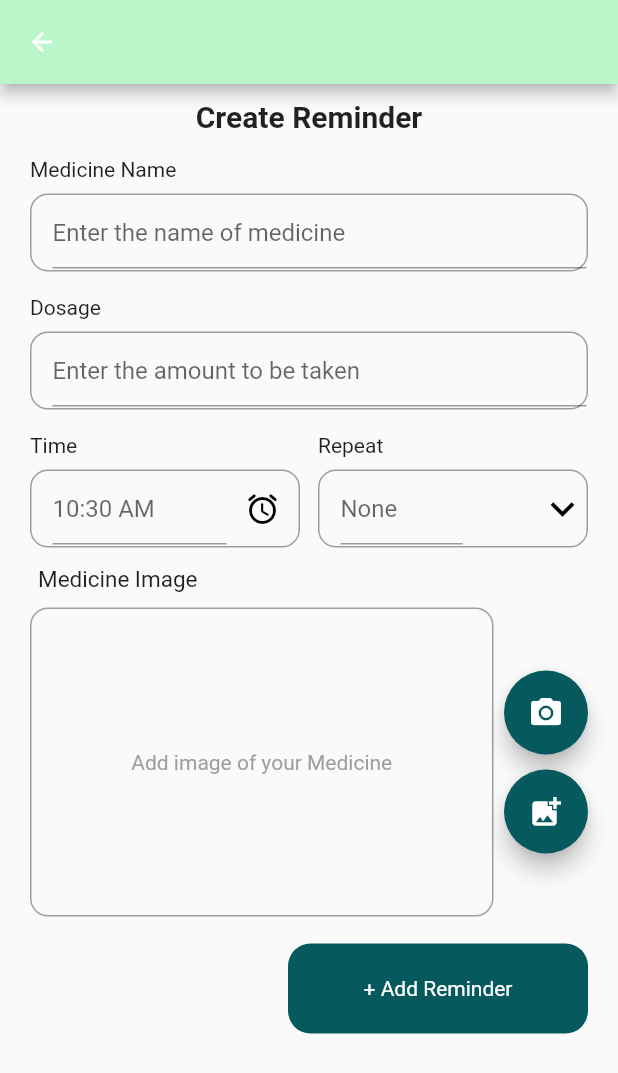
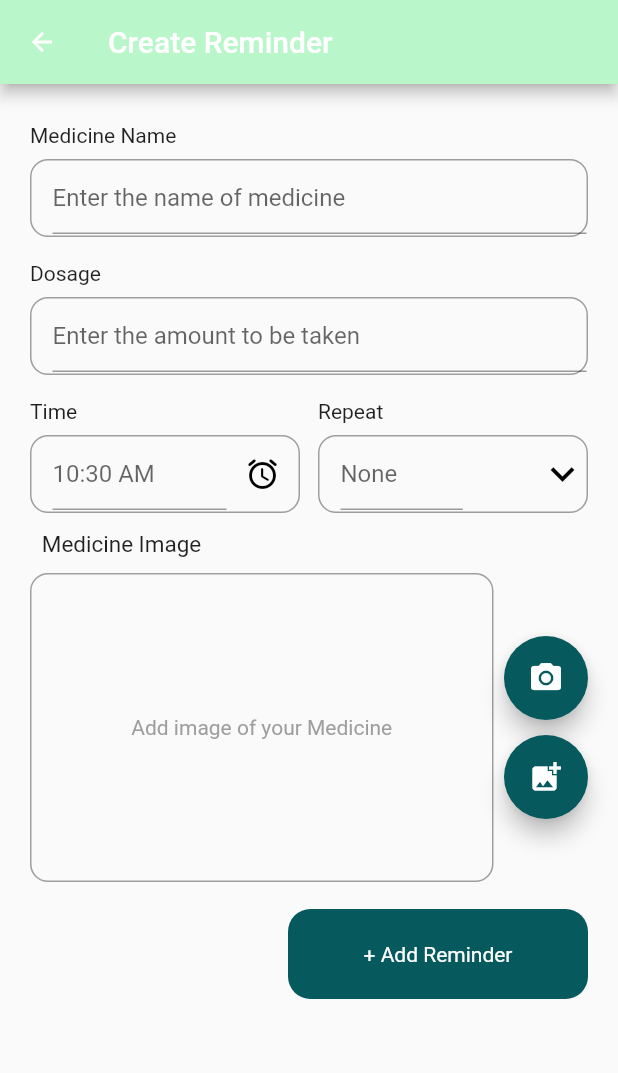
Before and after one commit to Deepshikha2002/my-medZone, a Flutter app: the screen it shows after launch, after a tap on "+Add Reminder", on a phone screen of 412 x 824 dp. Shown: the top 1073 px of the screen. Run offline on Flutter 3.47's test engine with Material 2 defaults, Android fonts, the phone set to English and light mode, and no system bars; our stand-ins replace file_picker, firebase_core, firebase_database, firebase_storage, flutter_local_notifications, flutter_native_timezone and 8 more; missing offline and left inert: advance_pdf_viewer; accounts and stored records are empty.

Commit message:
changes made in homepage

```diff
--- a/lib/screens/reminder.dart
+++ b/lib/screens/reminder.dart
@@ -54,6 +54,7 @@ class _AddReminderState extends State<AddReminder> {
   Widget build(BuildContext context) {
     return Scaffold(
        appBar: AppBar(
+        title:  Text('Create Reminder',),
          backgroundColor: Colors.greenAccent[100],
         leading: GestureDetector(
           onTap: (){
@@ -71,12 +72,6 @@ class _AddReminderState extends State<AddReminder> {
             SizedBox(
               height:10,
             ),
-            Text("Create Reminder",
-            style: TextStyle(
-              fontSize: 20,
-              fontWeight: FontWeight.bold,
-            )
-          ),
           InputField(title:"Medicine Name", hint: "Enter the name of medicine", controller: _titleController,),
           InputField(title:"Dosage", hint: "Enter the amount to be taken", controller: _dosageController,),
           Row(
@@ -121,7 +116,7 @@ class _AddReminderState extends State<AddReminder> {
             ],
           ),
          Container(
-            margin: EdgeInsets.only(top:12.0, right:255.0, bottom:10),
+            margin: EdgeInsets.only(top:12.0, right:250.0, bottom:10),
             child: Text("Medicine Image",
             style: TextStyle(
               fontSize: 15,
--- a/lib/widgets/navbar.dart
+++ b/lib/widgets/navbar.dart
@@ -13,8 +13,8 @@ class NavDrawer extends StatelessWidget {
         children: <Widget>[
           DrawerHeader(
             child: Text(
-              'Menu',
-              style: TextStyle(color: Colors.white, fontSize: 25),
+              'medZone',
+              style: TextStyle(color: Colors.black, fontSize: 25),
             ),
             decoration: BoxDecoration(
                 color: Colors.cyan[100],
```
